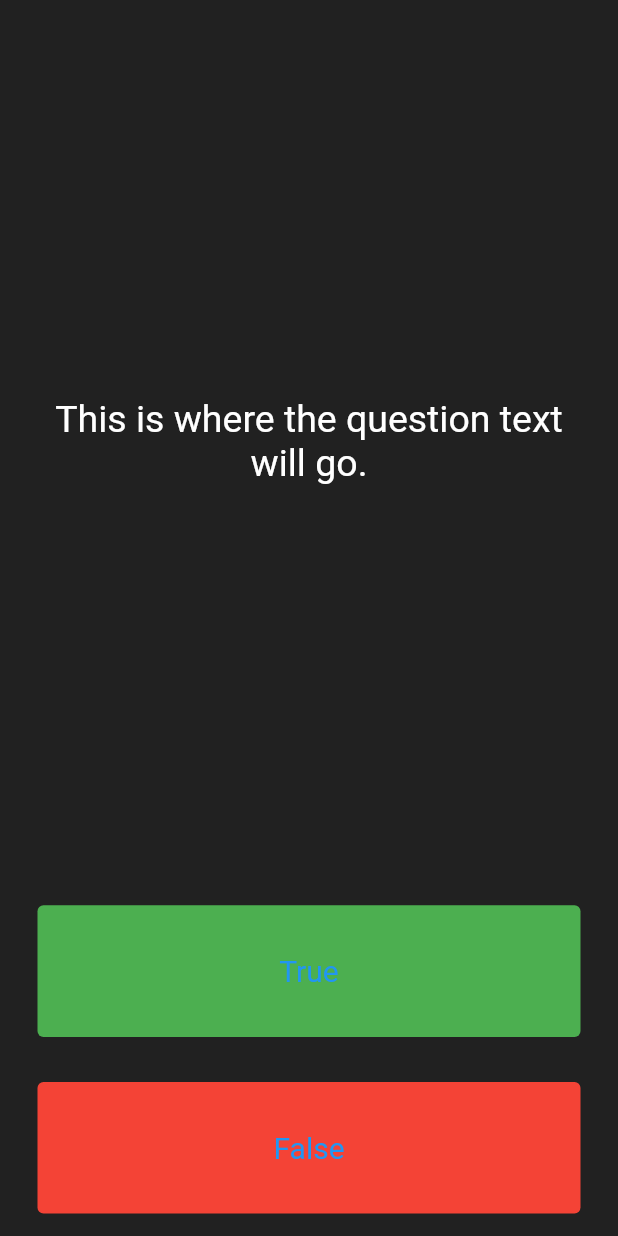
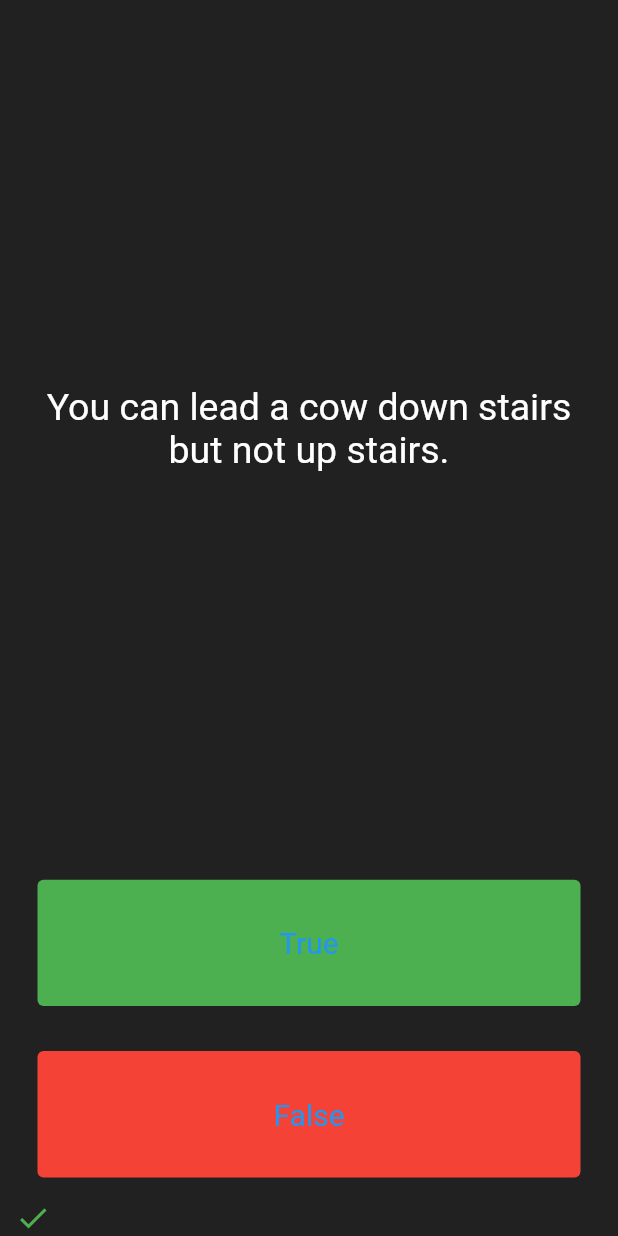
Before and after one commit to giovannids/quizzler_flutter, a Flutter app: the screen it shows after launch, after a tap on "True", on a phone screen of 412 x 824 dp. Run offline on Flutter 3.47's test engine with Material 2 defaults, Android fonts, the phone set to English and light mode, and no system bars; our stand-ins replace rflutter_alert.

Commit message:
Completa la app.

```diff
--- a/lib/main.dart
+++ b/lib/main.dart
@@ -1,4 +1,8 @@
 import 'package:flutter/material.dart';
+import 'package:rflutter_alert/rflutter_alert.dart';
+import 'package:quizzler/quiz_brain.dart';
+
+QuizBrain quizBrain = QuizBrain();
 
 void main() {
   runApp(Quizzler());
@@ -28,6 +32,32 @@ class QuizPage extends StatefulWidget {
 }
 
 class _QuizPageState extends State<QuizPage> {
+  List<Icon> scoreKeeper = [];
+
+  void checkAnswer(bool userPickedAnswer) {
+    bool correctAnswer = quizBrain.getCorrectAnswer();
+
+    setState(() {
+      if (quizBrain.isFinished() == true) {
+        Alert(
+          context: context,
+          title: 'Finished!',
+          desc: 'You\'ve reached the end of the quiz.',
+        ).show();
+
+        quizBrain.reset();
+        scoreKeeper = [];
+      } else {
+        if (userPickedAnswer == correctAnswer) {
+          scoreKeeper.add(Icon(Icons.check, color: Colors.green));
+        } else {
+          scoreKeeper.add(Icon(Icons.close, color: Colors.red));
+        }
+        quizBrain.nextQuestion();
+      }
+    });
+  }
+
   @override
   Widget build(BuildContext context) {
     return Column(
@@ -40,7 +70,7 @@ class _QuizPageState extends State<QuizPage> {
             padding: EdgeInsets.all(10.0),
             child: Center(
               child: Text(
-                'This is where the question text will go.',
+                quizBrain.getQuestion(),
                 textAlign: TextAlign.center,
                 style: TextStyle(
                   fontSize: 25.0,
@@ -64,6 +94,7 @@ class _QuizPageState extends State<QuizPage> {
               child: Text('True'),
               onPressed: () {
                 //The user picked true.
+                checkAnswer(true);
               },
             ),
           ),
@@ -82,11 +113,14 @@ class _QuizPageState extends State<QuizPage> {
               child: Text('False'),
               onPressed: () {
                 //The user picked false.
+                checkAnswer(false);
               },
             ),
           ),
         ),
-        //TODO: Add a Row here as your score keeper
+        Row(
+          children: scoreKeeper,
+        ),
       ],
     );
   }
--- /dev/null
+++ b/lib/quiz_brain.dart
@@ -0,0 +1,59 @@
+import 'question.dart';
+
+class QuizBrain {
+  int _questionNumber = 0;
+
+  List<Question> _questionBank = [
+    Question('Some cats are actually allergic to humans', true),
+    Question('You can lead a cow down stairs but not up stairs.', false),
+    Question('Approximately one quarter of human bones are in the feet.', true),
+    Question('A slug\'s blood is green.', true),
+    Question('Buzz Aldrin\'s mother\'s maiden name was \"Moon\".', true),
+    Question('It is illegal to pee in the Ocean in Portugal.', true),
+    Question(
+        'No piece of square dry paper can be folded in half more than 7 times.',
+        false),
+    Question(
+        'In London, UK, if you happen to die in the House of Parliament, you are technically entitled to a state funeral, because the building is considered too sacred a place.',
+        true),
+    Question(
+        'The loudest sound produced by any animal is 188 decibels. That animal is the African Elephant.',
+        false),
+    Question(
+        'The total surface area of two human lungs is approximately 70 square metres.',
+        true),
+    Question('Google was originally called \"Backrub\".', true),
+    Question(
+        'Chocolate affects a dog\'s heart and nervous system; a few ounces are enough to kill a small dog.',
+        true),
+    Question(
+        'In West Virginia, USA, if you accidentally hit an animal with your car, you are free to take it home to eat.',
+        true),
+  ];
+
+  void nextQuestion() {
+    if (_questionNumber < _questionBank.length - 1) {
+      _questionNumber++;
+    }
+  }
+
+  String getQuestion() {
+    return _questionBank[_questionNumber].question;
+  }
+
+  bool getCorrectAnswer() {
+    return _questionBank[_questionNumber].answer;
+  }
+
+  bool isFinished() {
+    if (_questionNumber >= _questionBank.length - 1) {
+      return true;
+    } else {
+      return false;
+    }
+  }
+
+  void reset() {
+    _questionNumber = 0;
+  }
+}
--- a/pubspec.yaml
+++ b/pubspec.yaml
@@ -28,6 +28,7 @@ dependencies:
   # The following adds the Cupertino Icons font to your application.
   # Use with the CupertinoIcons class for iOS style icons.
   cupertino_icons: ^1.0.2
+  rflutter_alert: ^2.0.2
 
 dev_dependencies:
   flutter_test:
```
Also changed, not shown: lib/question.dart (added, +8 -0 lines).
